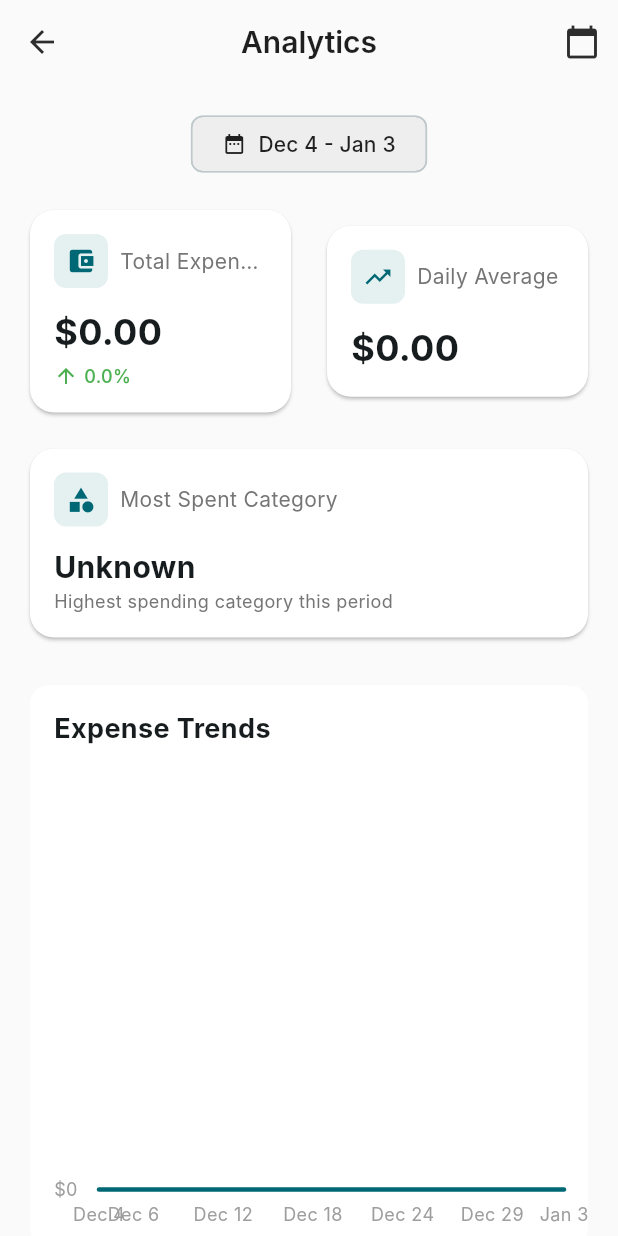
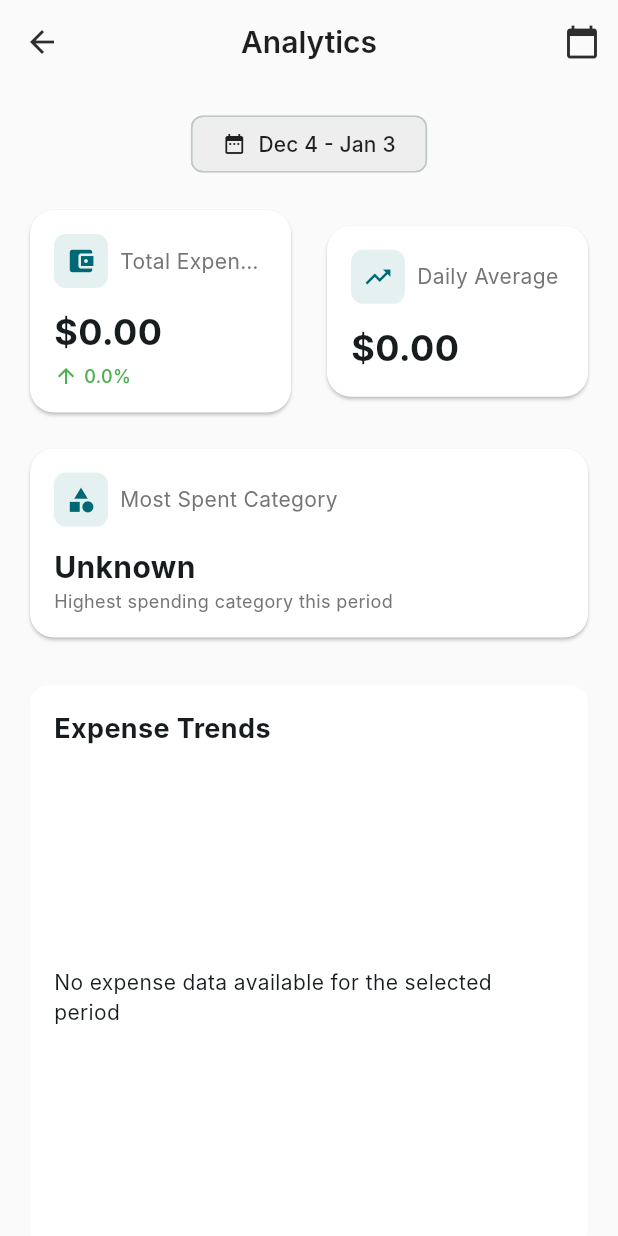
Before and after one commit to Saurabh-Tripathi11/expense_sight_v1, a Flutter app: the AnalyticsScreen screen opened by its route, on a phone screen of 412 x 824 dp. Run offline on Flutter 3.47's test engine with Material 3 defaults, Android fonts, the light colour scheme and no system bars; drawn by our look-alikes of fl_chart; our stand-ins replace google_sign_in, sqflite; accounts and stored records are empty; Roboto replaces fonts that are missing (Inter).

Commit message:
graph now shows proper data

```diff
--- a/lib/presentation/providers/analytics_provider.dart
+++ b/lib/presentation/providers/analytics_provider.dart
@@ -128,38 +128,6 @@ class AnalyticsProvider with ChangeNotifier {
     _categoryAnalytics = categoryAnalyticsList;
   }
 
-  void _processTrendData(List<Expense> expenses, DateTime startDate, DateTime endDate) {
-    final trendsList = <ExpenseTrend>[];
-    DateTime currentDate = startDate;
-
-    while (currentDate.isBefore(endDate) || currentDate == endDate) {
-      final dayExpenses = expenses.where((e) {
-        final expenseDate = DateTime(e.date.year, e.date.month, e.date.day);
-        return expenseDate == currentDate;
-      }).toList();
-
-      final dailyTotal = dayExpenses.fold<double>(
-        0,
-            (sum, expense) => sum + expense.amount,
-      );
-
-      final categoryAmounts = <String, double>{};
-      for (final expense in dayExpenses) {
-        categoryAmounts[expense.categoryId] =
-            (categoryAmounts[expense.categoryId] ?? 0) + expense.amount;
-      }
-
-      trendsList.add(ExpenseTrend(
-        date: currentDate,
-        amount: dailyTotal,
-        categoryAmounts: categoryAmounts,
-      ));
-
-      currentDate = currentDate.add(const Duration(days: 1));
-    }
-
-    _trends = trendsList;
-  }
 
   Future<double> _calculateMonthlyChange(
       List<Expense> expenses,
@@ -231,6 +199,88 @@ class AnalyticsProvider with ChangeNotifier {
     notifyListeners();
   }
 
+  // In AnalyticsProvider class, update the _processTrendData method:
+
+  // ... other code remains same ...
+
+  void _processTrendData(List<Expense> expenses, DateTime startDate, DateTime endDate) {
+  print('Processing trend data for ${expenses.length} expenses');
+  final trendsList = <ExpenseTrend>[];
+
+  if (expenses.isEmpty) {
+  print('No expenses to process');
+  _trends = [];
+  return;
+  }
+
+  // Create a map to store daily totals
+  final Map<DateTime, double> dailyTotals = {};
+
+  // Initialize all dates in range with 0
+  // Modify this part to include the end date properly
+  DateTime currentDate = DateTime(startDate.year, startDate.month, startDate.day);
+  final endDateTime = DateTime(endDate.year, endDate.month, endDate.day, 23, 59, 59);
+
+  while (currentDate.isBefore(endDateTime) || currentDate.isAtSameMomentAs(endDateTime)) {
+  final normalizedDate = DateTime(currentDate.year, currentDate.month, currentDate.day);
+  dailyTotals[normalizedDate] = 0;
+  currentDate = currentDate.add(const Duration(days: 1));
+  }
+
+  // Add up expenses for each day
+  for (final expense in expenses) {
+  final normalizedDate = DateTime(
+  expense.date.year,
+  expense.date.month,
+  expense.date.day,
+  );
+  dailyTotals[normalizedDate] = (dailyTotals[normalizedDate] ?? 0) + expense.amount;
+  }
+
+  // Convert to trend objects
+  dailyTotals.forEach((date, amount) {
+  print('Creating trend for date: $date with amount: $amount'); // Debug print
+  trendsList.add(ExpenseTrend(
+  date: date,
+  amount: amount,
+  categoryAmounts: _getCategoryAmountsForDate(expenses, date),
+  ));
+  });
+
+  // Sort by date
+  trendsList.sort((a, b) => a.date.compareTo(b.date));
+
+  print('Generated ${trendsList.length} trend data points');
+  trendsList.forEach((trend) {
+  print('Date: ${trend.date}, Amount: ${trend.amount}');
+  });
+
+  _trends = trendsList;
+  notifyListeners();
+  }
+
+  Map<String, double> _getCategoryAmountsForDate(List<Expense> expenses, DateTime date) {
+  final categoryAmounts = <String, double>{};
+
+  final dayExpenses = expenses.where((expense) {
+  final expenseDate = DateTime(
+  expense.date.year,
+  expense.date.month,
+  expense.date.day,
+  );
+  // Use isAtSameMomentAs instead of == for date comparison
+  return expenseDate.isAtSameMomentAs(date);
+  });
+
+  for (final expense in dayExpenses) {
+  categoryAmounts[expense.categoryId] =
+  (categoryAmounts[expense.categoryId] ?? 0) + expense.amount;
+  }
+
+  return categoryAmounts;
+  }
+
+
   // Method to export analytics data
   Map<String, dynamic> exportAnalytics() {
     return {
--- a/lib/presentation/screens/analytics/components/trend_chart.dart
+++ b/lib/presentation/screens/analytics/components/trend_chart.dart
@@ -1,5 +1,3 @@
-// File: lib/presentation/screens/analytics/components/trend_chart.dart
-
 import 'package:fl_chart/fl_chart.dart';
 import 'package:flutter/material.dart';
 import 'package:intl/intl.dart';
@@ -16,34 +14,94 @@ class TrendChart extends StatelessWidget {
   @override
   Widget build(BuildContext context) {
     if (trends.isEmpty) {
-      return const Center(child: Text('No data available'));
+      return const Center(
+        child: Text('No expense data available for the selected period'),
+      );
     }
 
-    final spots = trends.map((trend) {
-      return FlSpot(
+    final isDark = Theme.of(context).brightness == Brightness.dark;
+    final labelColor = isDark ? Colors.white70 : Colors.grey[700];
+    final lineColor = isDark ? Colors.lightBlue[300]! : Theme.of(context).primaryColor;
+
+    // Sort trends by date
+    final sortedTrends = List<ExpenseTrend>.from(trends)
+      ..sort((a, b) => a.date.compareTo(b.date));
+
+    // Create spots for all dates
+    final spots = sortedTrends.map((trend) => FlSpot(
       trend.date.millisecondsSinceEpoch.toDouble(),
       trend.amount,
+    )).toList();
+
+    // Find max value for Y axis (minimum will be 0)
+    double maxY = trends.map((e) => e.amount).reduce((a, b) => a > b ? a : b);
+    maxY = maxY * 1.1; // Add 10% padding
+
+    return Padding(
+      padding: const EdgeInsets.only(right: 16, left: 8, bottom: 32), // Increased bottom padding
+      child: LineChart(
+        LineChartData(
+          minY: 0,
+          maxY: maxY,
+          lineTouchData: LineTouchData(
+            enabled: true,
+            touchTooltipData: LineTouchTooltipData(
+              tooltipBgColor: isDark ? Colors.grey[800]! : lineColor.withOpacity(0.8),
+              fitInsideHorizontally: true,
+              getTooltipItems: (touchedSpots) {
+                return touchedSpots.map((LineBarSpot spot) {
+                  final date = DateTime.fromMillisecondsSinceEpoch(spot.x.toInt());
+                  return LineTooltipItem(
+                    DateFormat('MMM d, y').format(date),
+                    const TextStyle(
+                      color: Colors.white,
+                      fontWeight: FontWeight.bold,
+                    ),
+                    children: [
+                      TextSpan(
+                        text: '\n\$${spot.y.toStringAsFixed(2)}',
+                        style: const TextStyle(
+                          color: Colors.white,
+                          fontSize: 12,
+                          fontWeight: FontWeight.normal,
+                        ),
+                      ),
+                    ],
                   );
                 }).toList();
-
-    return LineChart(
-      LineChartData(
-        gridData: const FlGridData(show: false),
+              },
+            ),
+            handleBuiltInTouches: true,
+          ),
+          gridData: FlGridData(
+            show: true,
+            drawVerticalLine: false,
+            horizontalInterval: maxY / 5,
+            getDrawingHorizontalLine: (value) {
+              return FlLine(
+                color: (isDark ? Colors.white : Colors.grey).withOpacity(0.15),
+                strokeWidth: 1,
+              );
+            },
+          ),
           titlesData: FlTitlesData(
             bottomTitles: AxisTitles(
               sideTitles: SideTitles(
                 showTitles: true,
-              reservedSize: 22,
+                reservedSize: 42, // Increased reserved size for labels
+                interval: _calculateDateInterval(sortedTrends),
                 getTitlesWidget: (value, meta) {
                   final date = DateTime.fromMillisecondsSinceEpoch(value.toInt());
-                return Padding(
-                  padding: const EdgeInsets.only(top: 8),
+                  return SideTitleWidget(
+                    axisSide: meta.axisSide,
+                    space: 12, // Added space between label and axis
                     child: Text(
-                    DateFormat('MMM d').format(date),
-                    style: const TextStyle(
-                      color: Colors.grey,
-                      fontSize: 12,
+                      _formatDateLabel(date, sortedTrends),
+                      style: TextStyle(
+                        color: labelColor,
+                        fontSize: 10, // Slightly smaller font size
                       ),
+                      textAlign: TextAlign.center,
                     ),
                   );
                 },
@@ -52,19 +110,20 @@ class TrendChart extends StatelessWidget {
             leftTitles: AxisTitles(
               sideTitles: SideTitles(
                 showTitles: true,
+                reservedSize: 46,
                 getTitlesWidget: (value, meta) {
                   return Padding(
                     padding: const EdgeInsets.only(right: 8),
                     child: Text(
-                    '\$${value.toInt()}',
-                    style: const TextStyle(
-                      color: Colors.grey,
+                      NumberFormat.compactCurrency(symbol: '\$').format(value),
+                      style: TextStyle(
+                        color: labelColor,
                         fontSize: 12,
                       ),
                     ),
                   );
                 },
-              reservedSize: 30,
+                interval: maxY / 5,
               ),
             ),
             rightTitles: const AxisTitles(
@@ -78,56 +137,85 @@ class TrendChart extends StatelessWidget {
           lineBarsData: [
             LineChartBarData(
               spots: spots,
-            isCurved: true,
-            color: Theme.of(context).primaryColor,
+              isCurved: false,
+              color: lineColor,
               barWidth: 3,
               isStrokeCapRound: true,
-            dotData: const FlDotData(show: false),
+              dotData: FlDotData(
+                show: true,
+                getDotPainter: (spot, percent, barData, index) {
+                  final radius = spot.y == 0 ? 3.0 : 4.0;
+                  return FlDotCirclePainter(
+                    radius: radius,
+                    color: lineColor,
+                    strokeWidth: 2,
+                    strokeColor: Theme.of(context).scaffoldBackgroundColor,
+                  );
+                },
+              ),
               belowBarData: BarAreaData(
                 show: true,
                 gradient: LinearGradient(
                   colors: [
-                  Theme.of(context).primaryColor.withOpacity(0.2),
-                  Theme.of(context).primaryColor.withOpacity(0.0),
+                    lineColor.withOpacity(0.3),
+                    lineColor.withOpacity(0.0),
                   ],
-                stops: const [0.5, 1.0],
                   begin: Alignment.topCenter,
                   end: Alignment.bottomCenter,
                 ),
               ),
             ),
           ],
-        lineTouchData: LineTouchData(
-          touchTooltipData: LineTouchTooltipData(
-            tooltipBgColor: Colors.blueAccent,
-            getTooltipItems: (touchedSpots) {
-              return touchedSpots.map((LineBarSpot spot) {
-                final date = DateTime.fromMillisecondsSinceEpoch(
-                  spot.x.toInt(),
-                );
-                return LineTooltipItem(
-                  '${DateFormat('MMM d').format(date)}\n',
-                  const TextStyle(
-                    color: Colors.white,
-                    fontWeight: FontWeight.bold,
-                  ),
-                  children: [
-                    TextSpan(
-                      text: '\$${spot.y.toStringAsFixed(2)}',
-                      style: const TextStyle(
-                        color: Colors.white,
-                        fontSize: 12,
-                        fontWeight: FontWeight.normal,
-                      ),
-                    ),
-                  ],
-                );
-              }).toList();
-            },
-          ),
-          handleBuiltInTouches: true,
         ),
       ),
     );
   }
+
+  String _formatDateLabel(DateTime date, List<ExpenseTrend> trends) {
+    final totalDays = trends.last.date.difference(trends.first.date).inDays;
+
+    if (totalDays > 365) {
+      // For more than a year, just show month and year initials
+      return DateFormat('MMM y').format(date).substring(0, 6);
+    } else if (totalDays > 180) {
+      // For 6+ months, show short month name
+      return DateFormat('MMM').format(date).substring(0, 3);
+    } else if (totalDays > 60) {
+      // For 2-6 months, show month initial
+      return DateFormat('MMM').format(date).substring(0, 1);
+    } else if (totalDays > 30) {
+      // For 1-2 months, show month/day
+      return DateFormat('M/d').format(date);
+    } else if (totalDays > 7) {
+      // For week to month, show day
+      return DateFormat('d').format(date);
+    } else {
+      // For a week or less, show weekday initial
+      return DateFormat('E').format(date).substring(0, 1);
     }
+  }
+
+  double _calculateDateInterval(List<ExpenseTrend> trends) {
+    if (trends.length <= 1) return 24 * 60 * 60 * 1000;
+
+    final totalDays = trends.last.date.difference(trends.first.date).inDays;
+    final millisecondsInDay = 24 * 60 * 60 * 1000;
+
+    // Dynamic interval based on the date range
+    if (totalDays > 365) {
+      return (60 * millisecondsInDay).toDouble(); // Every 2 months for > 1 year
+    } else if (totalDays > 180) {
+      return (45 * millisecondsInDay).toDouble(); // Every 1.5 months for > 6 months
+    } else if (totalDays > 90) {
+      return (30 * millisecondsInDay).toDouble(); // Monthly for 3-6 months
+    } else if (totalDays > 60) {
+      return (15 * millisecondsInDay).toDouble(); // Bi-weekly for 2-3 months
+    } else if (totalDays > 30) {
+      return (7 * millisecondsInDay).toDouble(); // Weekly for 1-2 months
+    } else if (totalDays > 7) {
+      return (3 * millisecondsInDay).toDouble(); // Every 3 days for week-month
+    } else {
+      return millisecondsInDay.toDouble(); // Daily for <= week
+    }
+  }
+}
```
Also changed, not shown: lib/data/database/database_helper.dart (+10 -4 lines). Lines whose indentation alone changed are shown as unchanged.
